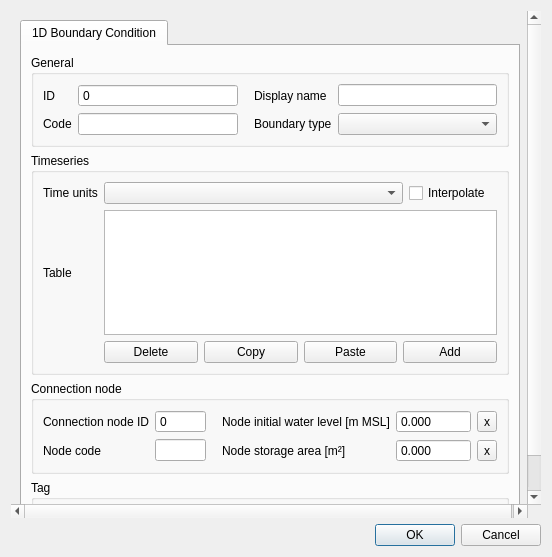
Qt form threedi_schematisation_editor/forms/ui/boundary_condition_1d.ui (nens/threedi-schematisation-editor) before a commit.
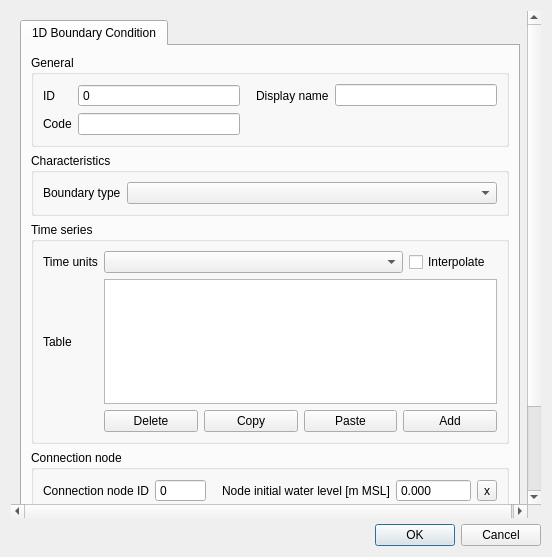
The same form after that commit.

Commit message: Attribute forms finishing touch.

The edit to the form file:
```diff
--- a/threedi_schematisation_editor/forms/ui/boundary_condition_1d.ui
+++ b/threedi_schematisation_editor/forms/ui/boundary_condition_1d.ui
@@ -27,8 +27,8 @@
        <rect>
         <x>0</x>
         <y>0</y>
-        <width>534</width>
-        <height>510</height>
+        <width>521</width>
+        <height>552</height>
        </rect>
       </property>
       <layout class="QGridLayout" name="gridLayout_7">
@@ -49,6 +49,151 @@
           </attribute>
           <layout class="QGridLayout" name="gridLayout_18">
            <item row="2" column="0">
+            <widget class="QGroupBox" name="grp_timeseries">
+             <property name="locale">
+              <locale language="English" country="UnitedStates"/>
+             </property>
+             <property name="inputMethodHints">
+              <set>Qt::ImhNone</set>
+             </property>
+             <property name="title">
+              <string>Time series</string>
+             </property>
+             <layout class="QGridLayout" name="gridLayout_3">
+              <item row="1" column="1" colspan="2">
+               <widget class="QTableWidget" name="timeseries_table">
+                <property name="minimumSize">
+                 <size>
+                  <width>0</width>
+                  <height>125</height>
+                 </size>
+                </property>
+                <property name="font">
+                 <font>
+                  <pointsize>8</pointsize>
+                 </font>
+                </property>
+                <property name="inputMethodHints">
+                 <set>Qt::ImhDigitsOnly</set>
+                </property>
+                <property name="verticalScrollBarPolicy">
+                 <enum>Qt::ScrollBarAsNeeded</enum>
+                </property>
+                <property name="sizeAdjustPolicy">
+                 <enum>QAbstractScrollArea::AdjustToContents</enum>
+                </property>
+                <property name="selectionBehavior">
+                 <enum>QAbstractItemView::SelectRows</enum>
+                </property>
+                <attribute name="verticalHeaderDefaultSectionSize">
+                 <number>23</number>
+                </attribute>
+               </widget>
+              </item>
+              <item row="1" column="0">
+               <widget class="QLabel" name="table_label">
+                <property name="text">
+                 <string>Table</string>
+                </property>
+               </widget>
+              </item>
+              <item row="2" column="1" colspan="2">
+               <layout class="QHBoxLayout" name="horizontalLayout">
+                <property name="bottomMargin">
+                 <number>0</number>
+                </property>
+                <item>
+                 <widget class="QPushButton" name="timeseries_table_delete">
+                  <property name="toolTip">
+                   <string>Delete selected rows</string>
+                  </property>
+                  <property name="text">
+                   <string>Delete</string>
+                  </property>
+                 </widget>
+                </item>
+                <item>
+                 <widget class="QPushButton" name="timeseries_table_copy">
+                  <property name="text">
+                   <string>Copy</string>
+                  </property>
+                 </widget>
+                </item>
+                <item>
+                 <widget class="QPushButton" name="timeseries_table_paste">
+                  <property name="toolTip">
+                   <string>Paste rows from clipboard</string>
+                  </property>
+                  <property name="text">
+                   <string>Paste</string>
+                  </property>
+                 </widget>
+                </item>
+                <item>
+                 <widget class="QPushButton" name="timeseries_table_add">
+                  <property name="toolTip">
+                   <string>Add new row</string>
+                  </property>
+                  <property name="text">
+                   <string>Add</string>
+                  </property>
+                 </widget>
+                </item>
+               </layout>
+              </item>
+              <item row="0" column="0">
+               <widget class="QLabel" name="label_5">
+                <property name="locale">
+                 <locale language="English" country="UnitedStates"/>
+                </property>
+                <property name="inputMethodHints">
+                 <set>Qt::ImhNone</set>
+                </property>
+                <property name="text">
+                 <string>Time units</string>
+                </property>
+                <property name="alignment">
+                 <set>Qt::AlignLeading|Qt::AlignLeft|Qt::AlignVCenter</set>
+                </property>
+               </widget>
+              </item>
+              <item row="0" column="1">
+               <layout class="QGridLayout" name="gridLayout_12">
+                <property name="bottomMargin">
+                 <number>0</number>
+                </property>
+                <item row="0" column="2">
+                 <widget class="QCheckBox" name="interpolate">
+                  <property name="text">
+                   <string>Interpolate</string>
+                  </property>
+                 </widget>
+                </item>
+                <item row="0" column="1">
+                 <widget class="QComboBox" name="time_units">
+                  <property name="sizePolicy">
+                   <sizepolicy hsizetype="MinimumExpanding" vsizetype="Fixed">
+                    <horstretch>0</horstretch>
+                    <verstretch>0</verstretch>
+                   </sizepolicy>
+                  </property>
+                  <property name="locale">
+                   <locale language="English" country="UnitedStates"/>
+                  </property>
+                  <property name="inputMethodHints">
+                   <set>Qt::ImhNone</set>
+                  </property>
+                  <property name="editable">
+                   <bool>false</bool>
+                  </property>
+                 </widget>
+                </item>
+               </layout>
+              </item>
+             </layout>
+            </widget>
+           </item>
+           <item row="3" column="0">
             <widget class="QGroupBox" name="grp_conn_node">
              <property name="enabled">
               <bool>true</bool>
@@ -248,6 +393,24 @@
             </widget>
            </item>
            <item row="4" column="0">
+            <widget class="QGroupBox" name="grp_tag">
+             <property name="font">
+              <font>
+               <weight>50</weight>
+               <bold>false</bold>
+              </font>
+             </property>
+             <property name="title">
+              <string>Tag</string>
+             </property>
+             <layout class="QGridLayout" name="gridLayout_16">
+              <item row="0" column="0" colspan="2">
+               <layout class="QHBoxLayout" name="tags_layout"/>
+              </item>
+             </layout>
+            </widget>
+           </item>
+           <item row="5" column="0">
             <spacer name="verticalSpacer_3">
              <property name="orientation">
               <enum>Qt::Vertical</enum>
@@ -371,7 +534,16 @@
                 </property>
                </widget>
               </item>
-              <item row="1" column="2">
+             </layout>
+            </widget>
+           </item>
+           <item row="1" column="0">
+            <widget class="QGroupBox" name="grp_characteristics">
+             <property name="title">
+              <string>Characteristics</string>
+             </property>
+             <layout class="QGridLayout" name="gridLayout_4">
+              <item row="0" column="0">
                <widget class="QLabel" name="label_6">
                 <property name="locale">
                  <locale language="English" country="UnitedStates"/>
@@ -383,143 +555,12 @@
                  <set>Qt::AlignLeading|Qt::AlignLeft|Qt::AlignVCenter</set>
                 </property>
                 <property name="indent">
-                 <number>10</number>
+                 <number>-1</number>
                 </property>
                </widget>
               </item>
-              <item row="1" column="3">
+              <item row="0" column="1">
                <widget class="QComboBox" name="type">
-                <property name="locale">
-                 <locale language="English" country="UnitedStates"/>
-                </property>
-               </widget>
-              </item>
-             </layout>
-            </widget>
-           </item>
-           <item row="1" column="0">
-            <widget class="QGroupBox" name="grp_timeseries">
-             <property name="locale">
-              <locale language="English" country="UnitedStates"/>
-             </property>
-             <property name="inputMethodHints">
-              <set>Qt::ImhNone</set>
-             </property>
-             <property name="title">
-              <string>Timeseries</string>
-             </property>
-             <layout class="QGridLayout" name="gridLayout_3">
-              <item row="1" column="1" colspan="2">
-               <widget class="QTableWidget" name="timeseries_table">
-                <property name="minimumSize">
-                 <size>
-                  <width>0</width>
-                  <height>125</height>
-                 </size>
-                </property>
-                <property name="font">
-                 <font>
-                  <pointsize>8</pointsize>
-                 </font>
-                </property>
-                <property name="inputMethodHints">
-                 <set>Qt::ImhDigitsOnly</set>
-                </property>
-                <property name="verticalScrollBarPolicy">
-                 <enum>Qt::ScrollBarAsNeeded</enum>
-                </property>
-                <property name="sizeAdjustPolicy">
-                 <enum>QAbstractScrollArea::AdjustToContents</enum>
-                </property>
-                <property name="selectionBehavior">
-                 <enum>QAbstractItemView::SelectRows</enum>
-                </property>
-                <attribute name="verticalHeaderDefaultSectionSize">
-                 <number>23</number>
-                </attribute>
-               </widget>
-              </item>
-              <item row="1" column="0">
-               <widget class="QLabel" name="table_label">
-                <property name="text">
-                 <string>Table</string>
-                </property>
-               </widget>
-              </item>
-              <item row="2" column="1" colspan="2">
-               <layout class="QHBoxLayout" name="horizontalLayout">
-                <property name="bottomMargin">
-                 <number>0</number>
-                </property>
-                <item>
-                 <widget class="QPushButton" name="timeseries_table_delete">
-                  <property name="toolTip">
-                   <string>Delete selected rows</string>
-                  </property>
-                  <property name="text">
-                   <string>Delete</string>
-                  </property>
-                 </widget>
-                </item>
-                <item>
-                 <widget class="QPushButton" name="timeseries_table_copy">
-                  <property name="text">
-                   <string>Copy</string>
-                  </property>
-                 </widget>
-                </item>
-                <item>
-                 <widget class="QPushButton" name="timeseries_table_paste">
-                  <property name="toolTip">
-                   <string>Paste rows from clipboard</string>
-                  </property>
-                  <property name="text">
-                   <string>Paste</string>
-                  </property>
-                 </widget>
-                </item>
-                <item>
-                 <widget class="QPushButton" name="timeseries_table_add">
-                  <property name="toolTip">
-                   <string>Add new row</string>
-                  </property>
-                  <property name="text">
-                   <string>Add</string>
-                  </property>
-                 </widget>
-                </item>
-               </layout>
-              </item>
-              <item row="0" column="0">
-               <widget class="QLabel" name="label_5">
-                <property name="locale">
-                 <locale language="English" country="UnitedStates"/>
-                </property>
-                <property name="inputMethodHints">
-                 <set>Qt::ImhNone</set>
-                </property>
-                <property name="text">
-                 <string>Time units</string>
-                </property>
-                <property name="alignment">
-                 <set>Qt::AlignLeading|Qt::AlignLeft|Qt::AlignVCenter</set>
-                </property>
-               </widget>
-              </item>
-              <item row="0" column="1">
-               <layout class="QGridLayout" name="gridLayout_12">
-                <property name="bottomMargin">
-                 <number>0</number>
-                </property>
-                <item row="0" column="2">
-                 <widget class="QCheckBox" name="interpolate">
-                  <property name="text">
-                   <string>Interpolate</string>
-                  </property>
-                 </widget>
-                </item>
-                <item row="0" column="1">
-                 <widget class="QComboBox" name="time_units">
                   <property name="sizePolicy">
                    <sizepolicy hsizetype="MinimumExpanding" vsizetype="Fixed">
                     <horstretch>0</horstretch>
@@ -529,33 +570,7 @@
                   <property name="locale">
                    <locale language="English" country="UnitedStates"/>
                   </property>
-                  <property name="inputMethodHints">
-                   <set>Qt::ImhNone</set>
-                  </property>
-                  <property name="editable">
-                   <bool>false</bool>
-                  </property>
-                 </widget>
-                </item>
-               </layout>
-              </item>
-             </layout>
-            </widget>
-           </item>
-           <item row="3" column="0">
-            <widget class="QGroupBox" name="grp_tag">
-             <property name="font">
-              <font>
-               <weight>50</weight>
-               <bold>false</bold>
-              </font>
-             </property>
-             <property name="title">
-              <string>Tag</string>
-             </property>
-             <layout class="QGridLayout" name="gridLayout_16">
-              <item row="0" column="0" colspan="2">
-               <layout class="QHBoxLayout" name="tags_layout"/>
+               </widget>
               </item>
              </layout>
             </widget>
```
Lines whose indentation alone changed are shown as unchanged. The commit also changes 22 other files.
